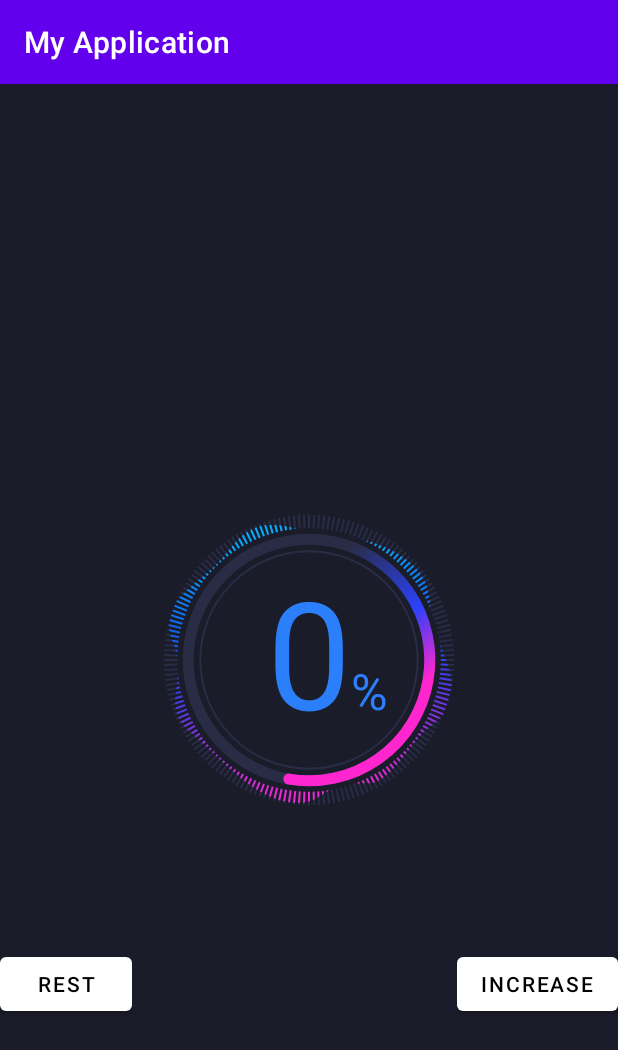
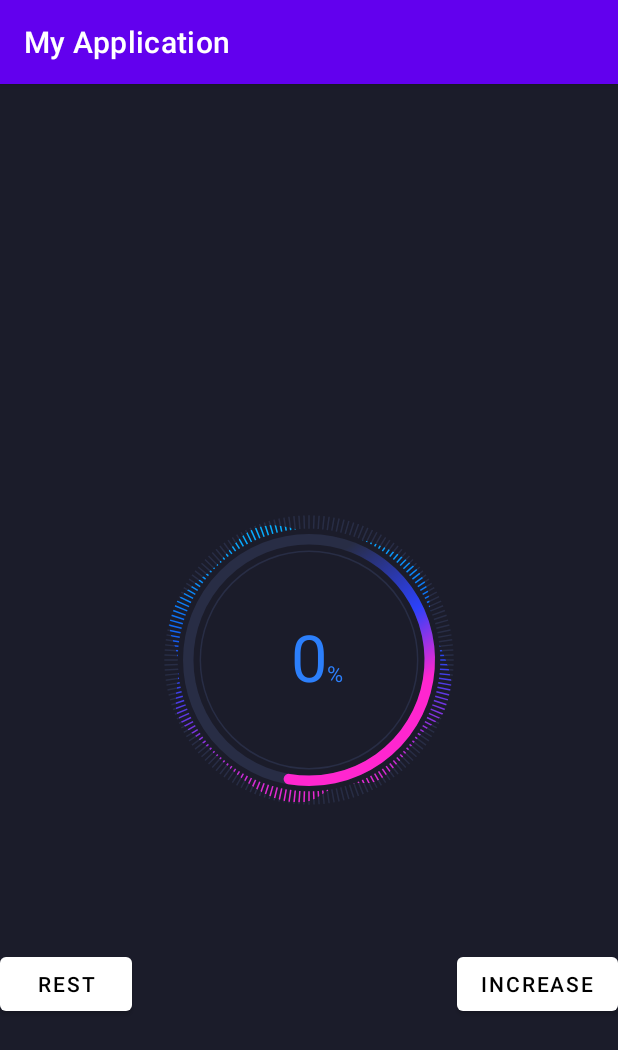
Before and after one commit to Airoure/loading, an Android app: the screen it shows after launch (MainActivity), on a phone screen of 412 x 824 dp. Shown: the top 1050 px of the screen. Run offline under Robolectric (Android 15) with nearby library versions, the phone set to English and light mode, and no system bars.

Commit message:
进度文字大小可自定义

```diff
--- a/app/src/main/java/com/zjl/myapplication/LoadingView.kt
+++ b/app/src/main/java/com/zjl/myapplication/LoadingView.kt
@@ -2,21 +2,15 @@ package com.zjl.myapplication
 
 import android.content.Context
 import android.graphics.*
-import android.graphics.drawable.BitmapDrawable
 import android.graphics.drawable.Drawable
 import android.os.Handler
 import android.os.Looper
 import android.os.Message
 import android.util.AttributeSet
 import android.util.Log
-import android.view.LayoutInflater
 import android.view.View
-import android.widget.Toast
 import androidx.core.graphics.drawable.toBitmap
 import java.util.*
-import kotlin.math.PI
-import kotlin.math.cos
-import kotlin.math.sin
 
 
 class LoadingView : View {
@@ -28,7 +22,6 @@ class LoadingView : View {
     private val mSmallTextPaint: Paint = Paint()
     private val mArcPaint: Paint = Paint()
     private val mColorCirclePaint: Paint = Paint()
-
     private val mMaskPaint: Paint = Paint()
     private var mOuterRadius = 0f
     private var mCircleX = 0f
@@ -57,6 +50,7 @@ class LoadingView : View {
     private val mMaskShader = BitmapShader(mMaskBitmap, Shader.TileMode.CLAMP, Shader.TileMode.CLAMP)
     private lateinit var mLinearGradient: LinearGradient
     private lateinit var mLinearGradient2: LinearGradient
+    private var progressTextSize: Float = 42f
 
     constructor(context: Context) : this(context, null, 0)
 
@@ -70,6 +64,8 @@ class LoadingView : View {
         if (attributeSet == null) return
         val typeArrays = context.obtainStyledAttributes(attributeSet, R.styleable.LoadingView)
         pic = typeArrays.getDrawable(R.styleable.LoadingView_img)
+        progressTextSize = typeArrays.getDimension(R.styleable.LoadingView_progress_size, 150f)
+        Log.e("test", progressTextSize.toString())
         typeArrays.recycle()
         mBitmap = pic!!.toBitmap()
         mShader = BitmapShader(mBitmap, Shader.TileMode.REPEAT, Shader.TileMode.CLAMP)
@@ -281,11 +277,11 @@ class LoadingView : View {
     }
 
     private fun drawText(canvas: Canvas) {
-        canvas.drawText("${progress}", mCircleX, mCircleY + 50, mTextPaint)
+        canvas.drawText("${progress}", mCircleX, mCircleY + progressTextSize / 3, mTextPaint)
         canvas.drawText(
                 "%",
                 mCircleX + mTextPaint.measureText("${progress}") / 2,
-                mCircleY + 50,
+                mCircleY + progressTextSize / 3,
                 mSmallTextPaint
         )
     }
@@ -337,14 +333,14 @@ class LoadingView : View {
             style = Paint.Style.FILL
             isAntiAlias = true
             textAlign = Paint.Align.CENTER
-            textSize = 150f
+            textSize = progressTextSize
             alpha = 255
         }
         mSmallTextPaint.apply {
             color = Color.parseColor("#2C7FFB")
             style = Paint.Style.FILL
             isAntiAlias = true
-            textSize = 50f
+            textSize = progressTextSize / 3
             alpha = 255
         }
         mArcPaint.apply {
@@ -366,6 +362,6 @@ class LoadingView : View {
 
     private fun dip2px(dipValue: Int): Float {
         val scale = context.resources.displayMetrics.density
-        return dipValue * scale + 0.5f
+        return dipValue * scale
     }
 }
--- a/app/src/main/java/com/zjl/myapplication/MainActivity.kt
+++ b/app/src/main/java/com/zjl/myapplication/MainActivity.kt
@@ -1,8 +1,7 @@
 package com.zjl.myapplication
 
+import android.os.Bundle
 import androidx.appcompat.app.AppCompatActivity
-import android.os.Bundle
-import android.widget.Toast
 import kotlinx.android.synthetic.main.activity_main.*
 
 class MainActivity : AppCompatActivity() {
--- a/app/src/main/res/layout/activity_main.xml
+++ b/app/src/main/res/layout/activity_main.xml
@@ -12,6 +12,7 @@
         android:layout_width="230dp"
         android:layout_height="230dp"
         app:img="@drawable/test"
+        app:progress_size="43dp"
         app:layout_constraintStart_toStartOf="parent"
         app:layout_constraintEnd_toEndOf="parent"
         app:layout_constraintBottom_toBottomOf="parent"
--- a/app/src/main/res/values/attr.xml
+++ b/app/src/main/res/values/attr.xml
@@ -2,5 +2,6 @@
 <resources>
     <declare-styleable name="LoadingView">
         <attr name="img" format="reference"/>
+        <attr name="progress_size" format="dimension"/>
     </declare-styleable>
 </resources>
```
Also changed, not shown: 2 other files.
